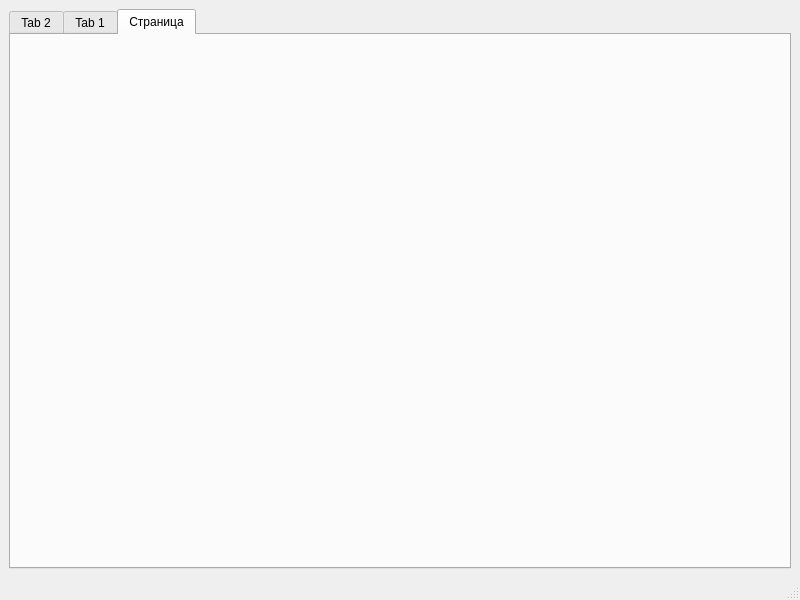
Above: mainwindow.ui from ZentoTAG/project before the change. Below: the same form after it.
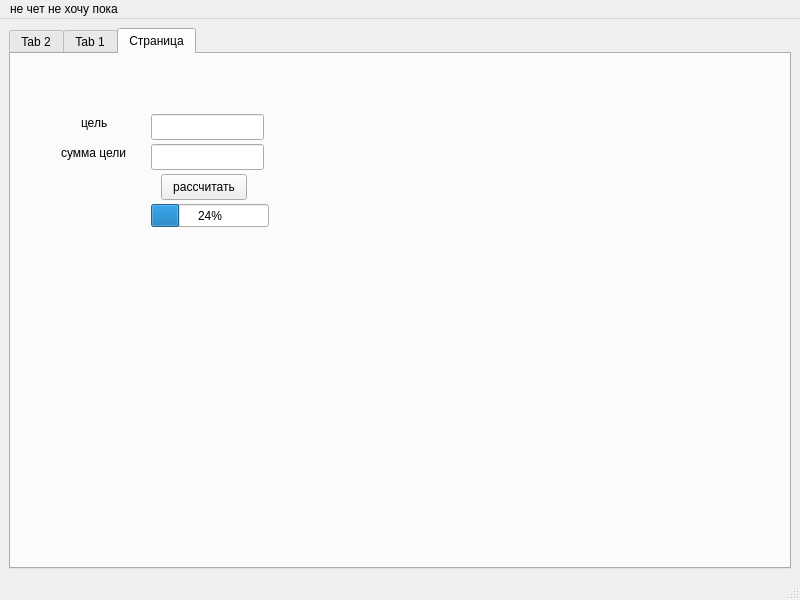
That is the form after the change. The open tabs and pages were chosen to show the change.

```diff
--- a/mainwindow.ui
+++ b/mainwindow.ui
@@ -129,6 +129,107 @@
        <attribute name="title">
         <string>Страница</string>
        </attribute>
+       <widget class="QLabel" name="ponyal">
+        <property name="geometry">
+         <rect>
+          <x>70</x>
+          <y>60</y>
+          <width>58</width>
+          <height>18</height>
+         </rect>
+        </property>
+        <property name="text">
+         <string>цель</string>
+        </property>
+       </widget>
+       <widget class="QLabel" name="pidor">
+        <property name="geometry">
+         <rect>
+          <x>50</x>
+          <y>90</y>
+          <width>101</width>
+          <height>18</height>
+         </rect>
+        </property>
+        <property name="text">
+         <string>сумма цели</string>
+        </property>
+       </widget>
+       <widget class="QPushButton" name="budgetCalcBtn">
+        <property name="geometry">
+         <rect>
+          <x>150</x>
+          <y>120</y>
+          <width>86</width>
+          <height>26</height>
+         </rect>
+        </property>
+        <property name="text">
+         <string>рассчитать</string>
+        </property>
+       </widget>
+       <widget class="QLabel" name="budgetResultLabel">
+        <property name="geometry">
+         <rect>
+          <x>80</x>
+          <y>180</y>
+          <width>251</width>
+          <height>18</height>
+         </rect>
+        </property>
+        <property name="text">
+         <string/>
+        </property>
+       </widget>
+       <widget class="QProgressBar" name="budgetProgressBar">
+        <property name="geometry">
+         <rect>
+          <x>140</x>
+          <y>150</y>
+          <width>118</width>
+          <height>23</height>
+         </rect>
+        </property>
+        <property name="value">
+         <number>24</number>
+        </property>
+       </widget>
+       <widget class="QLabel" name="budgetProgressLabel">
+        <property name="geometry">
+         <rect>
+          <x>90</x>
+          <y>180</y>
+          <width>221</width>
+          <height>71</height>
+         </rect>
+        </property>
+        <property name="text">
+         <string/>
+        </property>
+        <property name="wordWrap">
+         <bool>true</bool>
+        </property>
+       </widget>
+       <widget class="QLineEdit" name="goalNameInput">
+        <property name="geometry">
+         <rect>
+          <x>140</x>
+          <y>60</y>
+          <width>113</width>
+          <height>26</height>
+         </rect>
+        </property>
+       </widget>
+       <widget class="QLineEdit" name="goalAmountInput">
+        <property name="geometry">
+         <rect>
+          <x>140</x>
+          <y>90</y>
+          <width>113</width>
+          <height>26</height>
+         </rect>
+        </property>
+       </widget>
       </widget>
      </widget>
     </item>
@@ -143,6 +244,12 @@
      <height>23</height>
     </rect>
    </property>
+   <widget class="QMenu" name="menu">
+    <property name="title">
+     <string>не чет не хочу пока</string>
+    </property>
+   </widget>
+   <addaction name="menu"/>
   </widget>
   <widget class="QStatusBar" name="statusbar"/>
  </widget>
```
Left out of the diff: 38 changed lines with no effect on the pictures.
